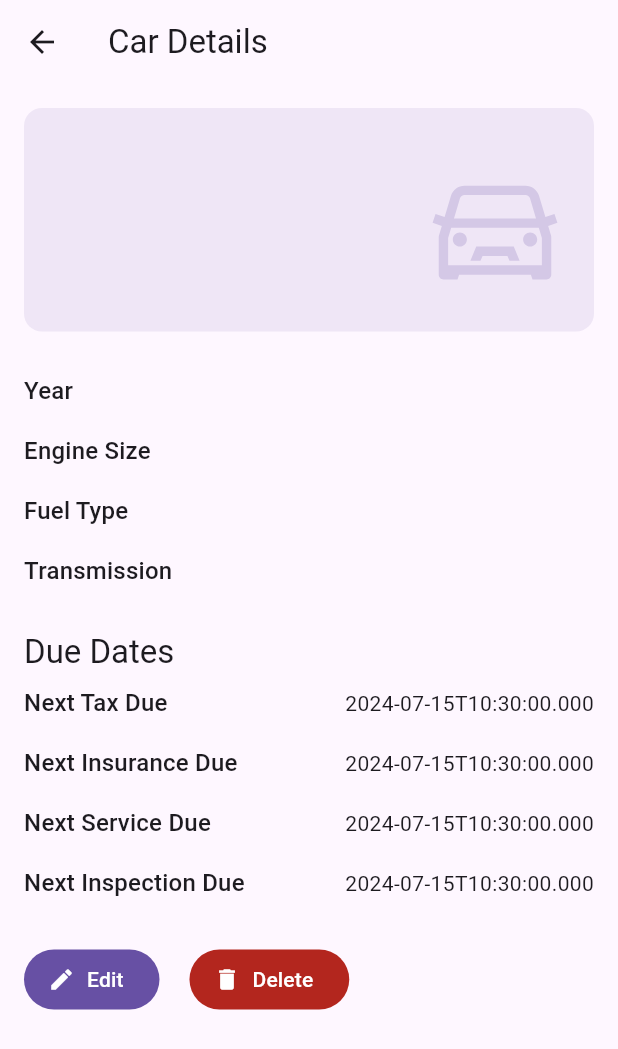
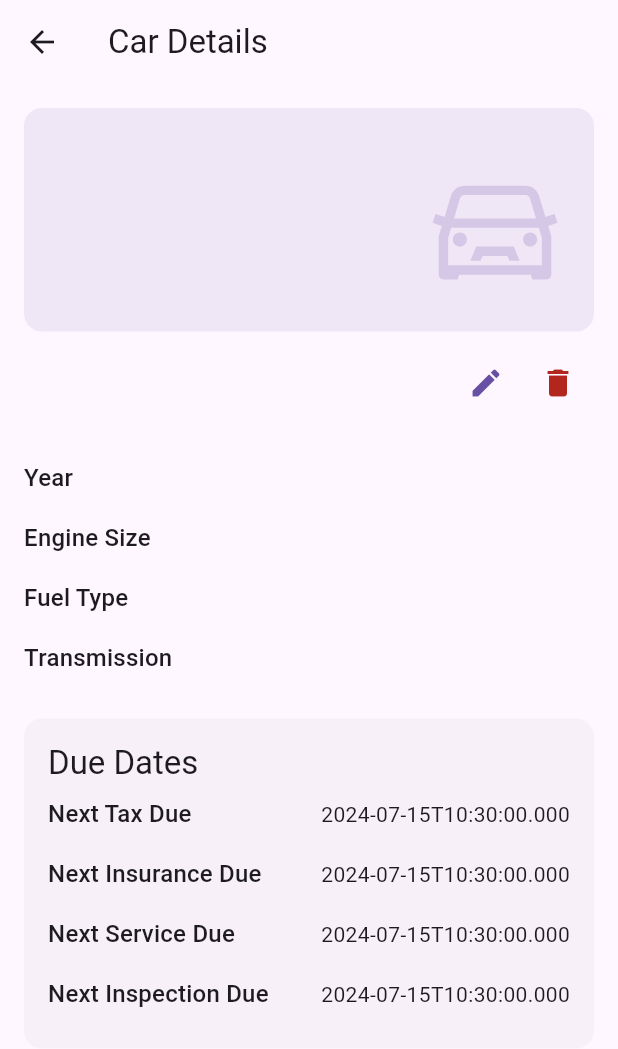
Before and after one commit to zmeulDev/burt, a Flutter app: the CarDetailsScreen screen opened directly with empty values, on a phone screen of 412 x 824 dp. Shown: the top 1049 px of the screen. Run offline on Flutter 3.47's test engine with Material 3 defaults, Android fonts, the light colour scheme and no system bars; our stand-ins replace cloud_firestore, firebase_auth, firebase_core, flutter_svg, google_sign_in, line_icons; missing offline and left inert: flutter_animated_icons; accounts and stored records are empty.

Commit message:
car_details_looks_good

```diff
--- a/lib/screens/car_details_screen.dart
+++ b/lib/screens/car_details_screen.dart
@@ -73,21 +73,11 @@ class CarDetailsScreen extends StatelessWidget {
                     ],
                   ),
                 ),
-                SizedBox(height: 20),
-                _buildDetailRow(context, 'Year', carData['year']),
-                _buildDetailRow(context, 'Engine Size', carData['engineSize']),
-                _buildDetailRow(context, 'Fuel Type', carData['fuelType']),
-                _buildDetailRow(context, 'Transmission', carData['transmission']),
-                SizedBox(height: 20),
-                Text('Due Dates', style: Theme.of(context).textTheme.titleLarge),
-                _buildDetailRow(context, 'Next Tax Due', carData['taxDue']),
-                _buildDetailRow(context, 'Next Insurance Due', carData['insuranceDue']),
-                _buildDetailRow(context, 'Next Service Due', carData['serviceDue']),
-                _buildDetailRow(context, 'Next Inspection Due', carData['inspectionDue']),
-                SizedBox(height: 20),
+                SizedBox(height: 10),
                 Row(
+                  mainAxisAlignment: MainAxisAlignment.end,
                   children: [
-                    FilledButton.icon(
+                    IconButton(
                       onPressed: () {
                         Navigator.push(
                           context,
@@ -96,28 +86,41 @@ class CarDetailsScreen extends StatelessWidget {
                           ),
                         );
                       },
-                      icon: Icon(Icons.edit),
-                      label: Text('Edit'),
-                      style: ButtonStyle(
-                        backgroundColor: MaterialStateProperty.all(Theme.of(context).colorScheme.primary),
-                        foregroundColor: MaterialStateProperty.all(Theme.of(context).colorScheme.onPrimary),
-                      ),
+                      icon: Icon(Icons.edit, color: Theme.of(context).colorScheme.primary),
                     ),
-                    SizedBox(width: 20),
-                    FilledButton.icon(
+                    IconButton(
                       onPressed: () async {
                         await _firestore.collection('cars').doc(carId).delete();
                         Navigator.pop(context);
                         ScaffoldMessenger.of(context).showSnackBar(SnackBar(content: Text('Car deleted successfully')));
                       },
-                      icon: Icon(Icons.delete),
-                      label: Text('Delete'),
-                      style: ButtonStyle(
-                        backgroundColor: MaterialStateProperty.all(Theme.of(context).colorScheme.error),
-                        foregroundColor: MaterialStateProperty.all(Theme.of(context).colorScheme.onError),
-                      ),
+                      icon: Icon(Icons.delete, color: Theme.of(context).colorScheme.error),
                     ),
                   ],
+                ),
+                SizedBox(height: 20),
+                _buildDetailRow(context, 'Year', carData['year']),
+                _buildDetailRow(context, 'Engine Size', carData['engineSize']),
+                _buildDetailRow(context, 'Fuel Type', carData['fuelType']),
+                _buildDetailRow(context, 'Transmission', carData['transmission']),
+                SizedBox(height: 20),
+                Container(
+                  width: double.infinity,
+                  padding: const EdgeInsets.all(16.0),
+                  decoration: BoxDecoration(
+                    color: Theme.of(context).colorScheme.surfaceVariant.withOpacity(0.3),
+                    borderRadius: BorderRadius.circular(12),
+                  ),
+                  child: Column(
+                    crossAxisAlignment: CrossAxisAlignment.start,
+                    children: [
+                      Text('Due Dates', style: Theme.of(context).textTheme.titleLarge),
+                      _buildDetailRow(context, 'Next Tax Due', carData['taxDue']),
+                      _buildDetailRow(context, 'Next Insurance Due', carData['insuranceDue']),
+                      _buildDetailRow(context, 'Next Service Due', carData['serviceDue']),
+                      _buildDetailRow(context, 'Next Inspection Due', carData['inspectionDue']),
+                    ],
+                  ),
                 ),
               ],
             ),
```
